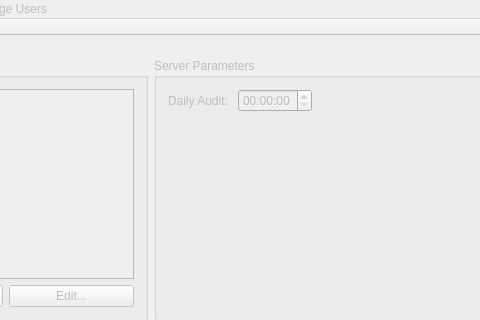
Before: the Qt Designer form cuCareQtApp/CUCare/cucare.ui in chrispwright/comp3004cuCarePrivate, drawn with Qt 5; both pictures show x 158 to 638 and y 0 to 320 of the 817 by 607 pixel window.
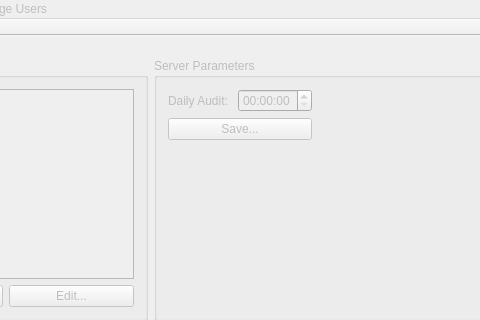
After: the same form once the commit is applied. The open tabs and pages were chosen to show the change.

The edit to the form file:
```diff
--- a/cuCareQtApp/CUCare/cucare.ui
+++ b/cuCareQtApp/CUCare/cucare.ui
@@ -20,6 +20,7 @@
       <property name="currentIndex">
        <number>0</number>
       </property>
+      <widget class="QWidget" name="page"/>
       <widget class="QWidget" name="page_3">
        <layout class="QGridLayout" name="gridLayout_10">
         <item row="0" column="0">
@@ -302,7 +303,7 @@
            <string>Server Parameters</string>
           </property>
           <layout class="QGridLayout" name="gridLayout_11">
-           <item row="1" column="0">
+           <item row="2" column="0">
             <spacer name="verticalSpacer_2">
              <property name="orientation">
               <enum>Qt::Vertical</enum>
@@ -310,7 +311,7 @@
              <property name="sizeHint" stdset="0">
               <size>
                <width>20</width>
-               <height>187</height>
+               <height>154</height>
               </size>
              </property>
             </spacer>
@@ -342,6 +343,13 @@
              </property>
             </spacer>
            </item>
+           <item row="1" column="0">
+            <widget class="QPushButton" name="pushButton_4">
+             <property name="text">
+              <string>Save...</string>
+             </property>
+            </widget>
+           </item>
           </layout>
          </widget>
         </item>
```
